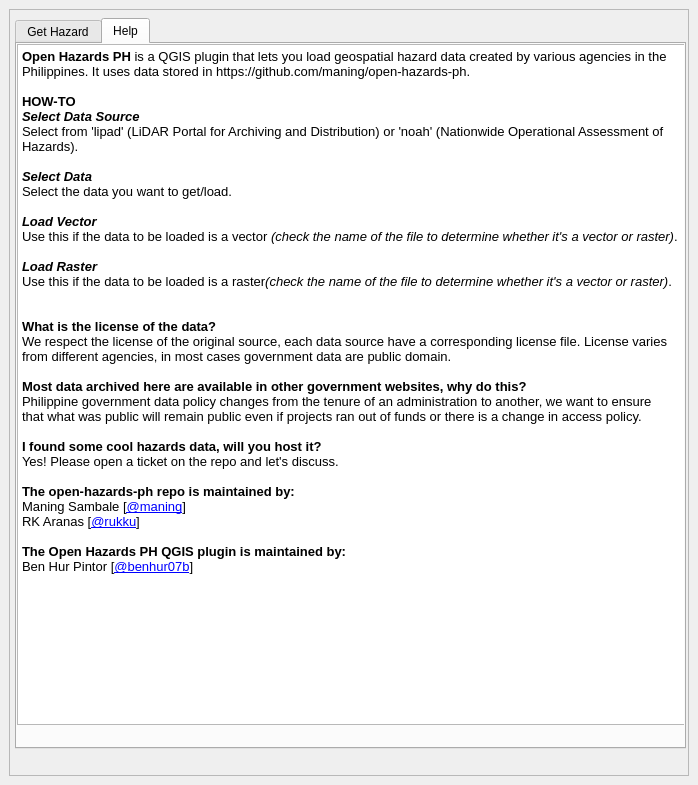
Above: open_hazards_ph_dockwidget_base.ui from benhur07b/open-hazards-ph-qgis before the change. Below: the same form after it.
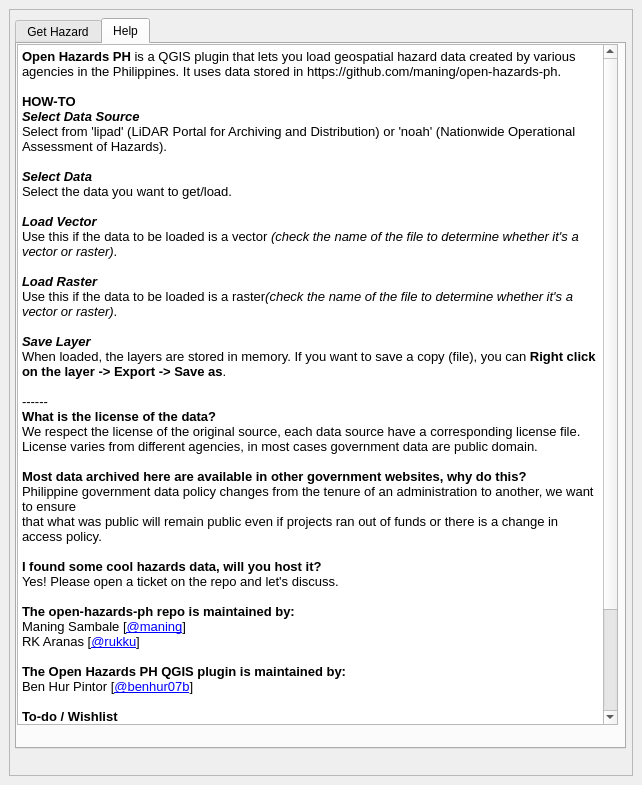
That is the form after the change. The open tabs and pages were chosen to show the change.

Diff of the .ui file:
```diff
--- a/open_hazards_ph_dockwidget_base.ui
+++ b/open_hazards_ph_dockwidget_base.ui
@@ -6,7 +6,7 @@
    <rect>
     <x>0</x>
     <y>0</y>
-    <width>698</width>
+    <width>642</width>
     <height>785</height>
    </rect>
   </property>
@@ -28,7 +28,7 @@
         <rect>
          <x>6</x>
          <y>9</y>
-         <width>671</width>
+         <width>611</width>
          <height>731</height>
         </rect>
        </property>
@@ -146,7 +146,7 @@
           <rect>
            <x>0</x>
            <y>0</y>
-           <width>671</width>
+           <width>601</width>
            <height>681</height>
           </rect>
          </property>
@@ -170,7 +170,10 @@
 &lt;p style=&quot; margin-top:0px; margin-bottom:0px; margin-left:0px; margin-right:0px; -qt-block-indent:0; text-indent:0px;&quot;&gt;&lt;span style=&quot; font-weight:600; font-style:italic;&quot;&gt;Load Raster&lt;/span&gt;&lt;/p&gt;
 &lt;p style=&quot; margin-top:0px; margin-bottom:0px; margin-left:0px; margin-right:0px; -qt-block-indent:0; text-indent:0px;&quot;&gt;Use this if the data to be loaded is a raster&lt;span style=&quot; font-style:italic;&quot;&gt;(check the name of the file to determine whether it's a vector or raster)&lt;/span&gt;.&lt;/p&gt;
 &lt;p style=&quot;-qt-paragraph-type:empty; margin-top:0px; margin-bottom:0px; margin-left:0px; margin-right:0px; -qt-block-indent:0; text-indent:0px;&quot;&gt;&lt;br /&gt;&lt;/p&gt;
+&lt;p style=&quot; margin-top:0px; margin-bottom:0px; margin-left:0px; margin-right:0px; -qt-block-indent:0; text-indent:0px;&quot;&gt;&lt;span style=&quot; font-weight:600; font-style:italic;&quot;&gt;Save Layer&lt;/span&gt;&lt;/p&gt;
+&lt;p style=&quot; margin-top:0px; margin-bottom:0px; margin-left:0px; margin-right:0px; -qt-block-indent:0; text-indent:0px;&quot;&gt;When loaded, the layers are stored in memory. If you want to save a copy (file), you can &lt;span style=&quot; font-weight:600;&quot;&gt;Right click on the layer -&amp;gt; Export -&amp;gt; Save as&lt;/span&gt;.&lt;/p&gt;
 &lt;p style=&quot;-qt-paragraph-type:empty; margin-top:0px; margin-bottom:0px; margin-left:0px; margin-right:0px; -qt-block-indent:0; text-indent:0px;&quot;&gt;&lt;br /&gt;&lt;/p&gt;
+&lt;p style=&quot; margin-top:0px; margin-bottom:0px; margin-left:0px; margin-right:0px; -qt-block-indent:0; text-indent:0px;&quot;&gt;------&lt;/p&gt;
 &lt;p style=&quot; margin-top:0px; margin-bottom:0px; margin-left:0px; margin-right:0px; -qt-block-indent:0; text-indent:0px;&quot;&gt;&lt;span style=&quot; font-weight:600;&quot;&gt;What is the license of the data?&lt;/span&gt;&lt;/p&gt;
 &lt;p style=&quot; margin-top:0px; margin-bottom:0px; margin-left:0px; margin-right:0px; -qt-block-indent:0; text-indent:0px;&quot;&gt;We respect the license of the original source, each data source have a corresponding license file. License varies from different agencies, in most cases government data are public domain.&lt;/p&gt;
 &lt;p style=&quot;-qt-paragraph-type:empty; margin-top:0px; margin-bottom:0px; margin-left:0px; margin-right:0px; -qt-block-indent:0; text-indent:0px;&quot;&gt;&lt;br /&gt;&lt;/p&gt;
@@ -186,7 +189,17 @@
 &lt;p style=&quot; margin-top:0px; margin-bottom:0px; margin-left:0px; margin-right:0px; -qt-block-indent:0; text-indent:0px;&quot;&gt;RK Aranas [&lt;a href=&quot;https://github.com/rukku&quot;&gt;&lt;span style=&quot; text-decoration: underline; color:#0000ff;&quot;&gt;@rukku&lt;/span&gt;&lt;/a&gt;]&lt;/p&gt;
 &lt;p style=&quot;-qt-paragraph-type:empty; margin-top:0px; margin-bottom:0px; margin-left:0px; margin-right:0px; -qt-block-indent:0; text-indent:0px;&quot;&gt;&lt;br /&gt;&lt;/p&gt;
 &lt;p style=&quot; margin-top:0px; margin-bottom:0px; margin-left:0px; margin-right:0px; -qt-block-indent:0; text-indent:0px;&quot;&gt;&lt;span style=&quot; font-weight:600;&quot;&gt;The Open Hazards PH QGIS plugin is maintained by:&lt;/span&gt;&lt;/p&gt;
-&lt;p style=&quot; margin-top:0px; margin-bottom:0px; margin-left:0px; margin-right:0px; -qt-block-indent:0; text-indent:0px;&quot;&gt;Ben Hur Pintor [&lt;a href=&quot;https://github.com/benhur07b&quot;&gt;&lt;span style=&quot; text-decoration: underline; color:#0000ff;&quot;&gt;@benhur07b&lt;/span&gt;&lt;/a&gt;]&lt;/p&gt;&lt;/body&gt;&lt;/html&gt;</string>
+&lt;p style=&quot; margin-top:0px; margin-bottom:0px; margin-left:0px; margin-right:0px; -qt-block-indent:0; text-indent:0px;&quot;&gt;Ben Hur Pintor [&lt;a href=&quot;https://github.com/benhur07b&quot;&gt;&lt;span style=&quot; text-decoration: underline; color:#0000ff;&quot;&gt;@benhur07b&lt;/span&gt;&lt;/a&gt;]&lt;/p&gt;
+&lt;p style=&quot;-qt-paragraph-type:empty; margin-top:0px; margin-bottom:0px; margin-left:0px; margin-right:0px; -qt-block-indent:0; text-indent:0px;&quot;&gt;&lt;br /&gt;&lt;/p&gt;
+&lt;p style=&quot; margin-top:0px; margin-bottom:0px; margin-left:0px; margin-right:0px; -qt-block-indent:0; text-indent:0px;&quot;&gt;&lt;span style=&quot; font-weight:600;&quot;&gt;To-do / Wishlist&lt;/span&gt;&lt;/p&gt;
+&lt;p style=&quot; margin-top:0px; margin-bottom:0px; margin-left:0px; margin-right:0px; -qt-block-indent:0; text-indent:0px;&quot;&gt;* Add default symbology when loading layers&lt;/p&gt;
+&lt;p style=&quot; margin-top:0px; margin-bottom:0px; margin-left:0px; margin-right:0px; -qt-block-indent:0; text-indent:0px;&quot;&gt;* Add ability to search/filter data&lt;/p&gt;
+&lt;p style=&quot; margin-top:0px; margin-bottom:0px; margin-left:0px; margin-right:0px; -qt-block-indent:0; text-indent:0px;&quot;&gt;    * by name&lt;/p&gt;
+&lt;p style=&quot; margin-top:0px; margin-bottom:0px; margin-left:0px; margin-right:0px; -qt-block-indent:0; text-indent:0px;&quot;&gt;    * by extent/area&lt;/p&gt;
+&lt;p style=&quot; margin-top:0px; margin-bottom:0px; margin-left:0px; margin-right:0px; -qt-block-indent:0; text-indent:0px;&quot;&gt;* Add notification when plugin is running/done&lt;/p&gt;
+&lt;p style=&quot;-qt-paragraph-type:empty; margin-top:0px; margin-bottom:0px; margin-left:0px; margin-right:0px; -qt-block-indent:0; text-indent:0px; font-weight:600;&quot;&gt;&lt;br /&gt;&lt;/p&gt;
+&lt;p style=&quot; margin-top:0px; margin-bottom:0px; margin-left:0px; margin-right:0px; -qt-block-indent:0; text-indent:0px;&quot;&gt;&lt;span style=&quot; font-weight:600;&quot;&gt;Pull Requests and Patches are most welcome!&lt;/span&gt;&lt;/p&gt;
+&lt;p style=&quot; margin-top:0px; margin-bottom:0px; margin-left:0px; margin-right:0px; -qt-block-indent:0; text-indent:0px;&quot;&gt;Find the &lt;a href=&quot;https://github.com/benhur07b/open-hazards-ph-qgis&quot;&gt;&lt;span style=&quot; text-decoration: underline; color:#0000ff;&quot;&gt;Open Hazards PH plugin&lt;/span&gt;&lt;/a&gt; on Github.&lt;/p&gt;&lt;/body&gt;&lt;/html&gt;</string>
          </property>
         </widget>
        </widget>
```
Left out of the diff: 2 changed lines with no effect on the pictures.
